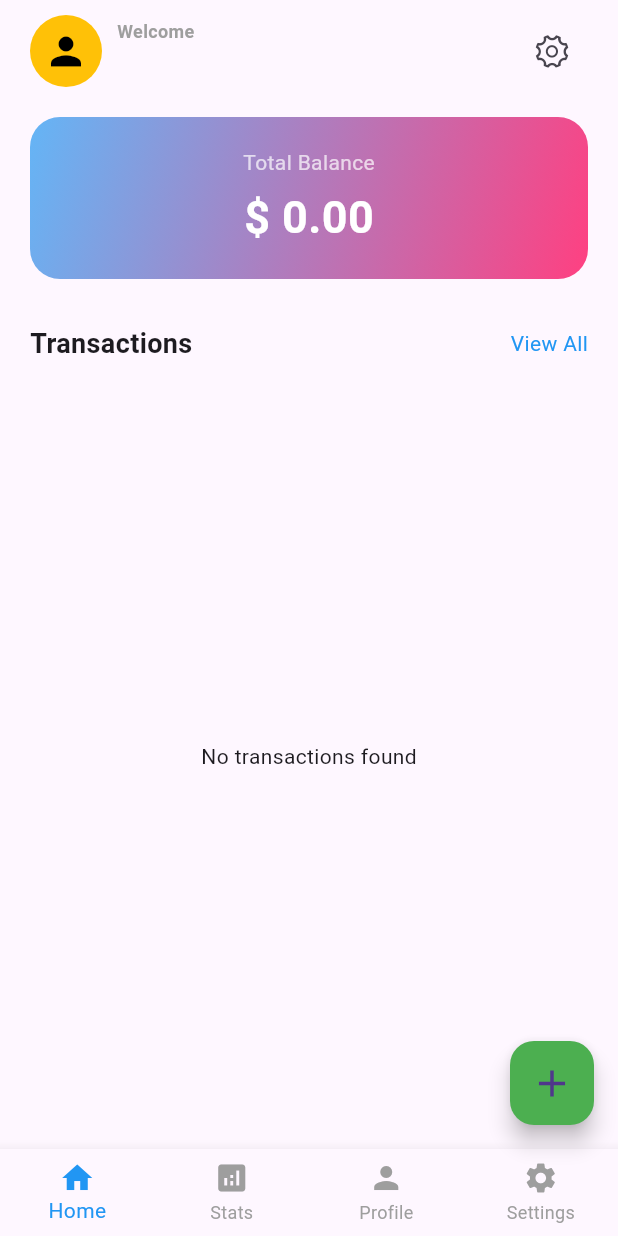
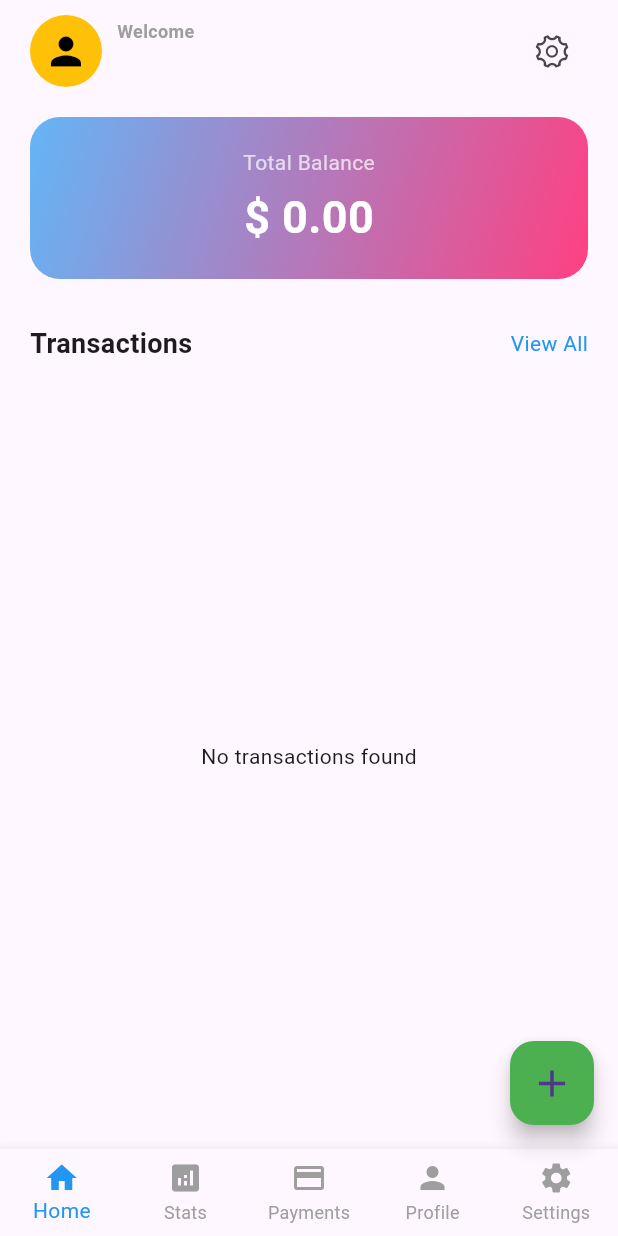
Before and after one commit to VeerPatel2004/finance_tracker, a Flutter app: the screen it shows once a user with an empty profile is signed in, on a phone screen of 412 x 824 dp. Run offline on Flutter 3.47's test engine with Material 3 defaults, Android fonts, the phone set to English and light mode, and no system bars; our stand-ins replace cloud_firestore, firebase_auth, firebase_core, fl_chart; accounts and stored records are empty.

```diff
--- a/lib/screens/dashboard/dashboard_screen.dart
+++ b/lib/screens/dashboard/dashboard_screen.dart
@@ -1,9 +1,10 @@
 import 'package:finance_tracker/screens/home/home_screen.dart';
-import 'package:finance_tracker/screens/Settings_Screen/settings_screen.dart';
 import 'package:finance_tracker/screens/Stats%20Screen/stats_screen.dart';
 import 'package:finance_tracker/screens/profile/profile_screen.dart';
+import 'package:finance_tracker/screens/Settings_Screen/settings_screen.dart';
+import 'package:finance_tracker/screens/payment/payment_screen.dart';
+import 'package:finance_tracker/data/services/add_transaction_screen.dart';
 import 'package:flutter/material.dart';
-import 'package:finance_tracker/data/services/add_transaction_screen.dart';
 
 class DashboardScreen extends StatefulWidget {
   @override
@@ -12,9 +13,11 @@ class DashboardScreen extends StatefulWidget {
 
 class _DashboardScreenState extends State<DashboardScreen> {
   int _selectedIndex = 0;
+
   final List<Widget> _screens = [
     HomeScreen(),
     StatsScreen(),
+    PaymentScreen(),
     ProfileScreen(),
     SettingsScreen(),
   ];
@@ -38,6 +41,10 @@ class _DashboardScreenState extends State<DashboardScreen> {
         items: const [
           BottomNavigationBarItem(icon: Icon(Icons.home), label: "Home"),
           BottomNavigationBarItem(icon: Icon(Icons.analytics), label: "Stats"),
+          BottomNavigationBarItem(
+            icon: Icon(Icons.payment),
+            label: "Payments",
+          ), // Payment Tab
           BottomNavigationBarItem(icon: Icon(Icons.person), label: "Profile"),
           BottomNavigationBarItem(
             icon: Icon(Icons.settings),
--- a/lib/screens/home/home_screen.dart
+++ b/lib/screens/home/home_screen.dart
@@ -1,4 +1,5 @@
 import 'package:cloud_firestore/cloud_firestore.dart';
+import 'package:finance_tracker/theme/Home_page/home_screen_theme.dart';
 import 'package:firebase_auth/firebase_auth.dart';
 import 'package:finance_tracker/data/services/transaction_service.dart';
 import 'package:finance_tracker/screens/profile/profile_screen.dart';
@@ -16,7 +17,7 @@ class HomeScreen extends StatelessWidget {
         padding: const EdgeInsets.symmetric(horizontal: 20, vertical: 10),
         child: Column(
           children: [
-            // User Info
+            // **User Info**
             Row(
               mainAxisAlignment: MainAxisAlignment.spaceBetween,
               children: [
@@ -33,19 +34,11 @@ class HomeScreen extends StatelessWidget {
                       children: [
                         const Text(
                           "Welcome",
-                          style: TextStyle(
-                            fontSize: 12,
-                            fontWeight: FontWeight.w600,
-                            color: Colors.grey,
-                          ),
+                          style: HomeScreenTheme.welcomeText,
                         ),
                         Text(
                           _auth.currentUser?.displayName ?? "User",
-                          style: const TextStyle(
-                            fontSize: 18,
-                            fontWeight: FontWeight.bold,
-                            color: Colors.black,
-                          ),
+                          style: HomeScreenTheme.userNameText,
                         ),
                       ],
                     ),
@@ -64,13 +57,11 @@ class HomeScreen extends StatelessWidget {
             ),
             const SizedBox(height: 20),
 
-            // Dynamic Balance Card
+            // **Balance Card**
             StreamBuilder(
               stream: transactionService.getTransactions(),
               builder: (context, AsyncSnapshot<QuerySnapshot> snapshot) {
-                if (!snapshot.hasData) {
-                  return _buildBalanceCard(0, 0, 0);
-                }
+                if (!snapshot.hasData) return _buildBalanceCard(0, 0, 0);
 
                 var transactions = snapshot.data!.docs;
                 double income = 0;
@@ -90,7 +81,7 @@ class HomeScreen extends StatelessWidget {
             ),
             const SizedBox(height: 30),
 
-            // Transactions Header
+            // **Transactions Header**
             Row(
               mainAxisAlignment: MainAxisAlignment.spaceBetween,
               children: [
@@ -109,19 +100,17 @@ class HomeScreen extends StatelessWidget {
             ),
             const SizedBox(height: 10),
 
-            // Transactions List
+            // **Transactions List**
             Expanded(
               child: StreamBuilder(
                 stream: transactionService.getTransactions(),
                 builder: (context, AsyncSnapshot<QuerySnapshot> snapshot) {
-                  if (!snapshot.hasData) {
+                  if (!snapshot.hasData)
                     return const Center(child: CircularProgressIndicator());
-                  }
 
                   var transactions = snapshot.data!.docs;
-                  if (transactions.isEmpty) {
+                  if (transactions.isEmpty)
                     return const Center(child: Text("No transactions found"));
-                  }
 
                   return ListView.builder(
                     itemCount: transactions.length,
@@ -140,10 +129,7 @@ class HomeScreen extends StatelessWidget {
                           horizontal: 15,
                           vertical: 10,
                         ),
-                        decoration: BoxDecoration(
-                          color: Colors.grey.shade100,
-                          borderRadius: BorderRadius.circular(15),
-                        ),
+                        decoration: HomeScreenTheme.transactionBoxDecoration,
                         child: Row(
                           children: [
                             CircleAvatar(
@@ -161,17 +147,12 @@ class HomeScreen extends StatelessWidget {
                               children: [
                                 Text(
                                   category,
-                                  style: const TextStyle(
-                                    fontSize: 16,
-                                    fontWeight: FontWeight.bold,
-                                  ),
+                                  style:
+                                      HomeScreenTheme.transactionCategoryText,
                                 ),
                                 Text(
                                   date,
-                                  style: const TextStyle(
-                                    fontSize: 12,
-                                    color: Colors.grey,
-                                  ),
+                                  style: HomeScreenTheme.transactionDateText,
                                 ),
                               ],
                             ),
@@ -180,10 +161,8 @@ class HomeScreen extends StatelessWidget {
                               amount >= 0
                                   ? "+\$${amount.toStringAsFixed(2)}"
                                   : "-\$${(-amount).toStringAsFixed(2)}",
-                              style: TextStyle(
-                                fontSize: 16,
-                                fontWeight: FontWeight.bold,
-                                color: amount >= 0 ? Colors.green : Colors.red,
+                              style: HomeScreenTheme.transactionAmountText(
+                                amount,
                               ),
                             ),
                           ],
@@ -200,19 +179,12 @@ class HomeScreen extends StatelessWidget {
     );
   }
 
-  /// **🔥 Balance Card**
+  /// **Balance Card**
   Widget _buildBalanceCard(double balance, double income, double expense) {
     return Container(
       width: double.infinity,
       padding: const EdgeInsets.all(20),
-      decoration: BoxDecoration(
-        gradient: const LinearGradient(
-          colors: [Color(0xFF64B5F6), Color(0xFFFF4081)],
-          begin: Alignment.topLeft,
-          end: Alignment.bottomRight,
-        ),
-        borderRadius: BorderRadius.circular(20),
-      ),
+      decoration: HomeScreenTheme.balanceCardDecoration,
       child: Column(
         crossAxisAlignment: CrossAxisAlignment.center,
         children: [
@@ -220,11 +192,7 @@ class HomeScreen extends StatelessWidget {
           const SizedBox(height: 5),
           Text(
             "\$ ${balance.toStringAsFixed(2)}",
-            style: const TextStyle(
-              fontSize: 30,
-              fontWeight: FontWeight.bold,
-              color: Colors.white,
-            ),
+            style: HomeScreenTheme.balanceText,
           ),
         ],
       ),
--- /dev/null
+++ b/lib/theme/Home_page/home_screen_theme.dart
@@ -0,0 +1,54 @@
+import 'package:flutter/material.dart';
+
+class HomeScreenTheme {
+  // User Info Text Style
+  static const TextStyle welcomeText = TextStyle(
+    fontSize: 12,
+    fontWeight: FontWeight.w600,
+    color: Colors.grey,
+  );
+
+  static const TextStyle userNameText = TextStyle(
+    fontSize: 18,
+    fontWeight: FontWeight.bold,
+    color: Colors.black,
+  );
+
+  // **Balance Card Style**
+  static BoxDecoration balanceCardDecoration = BoxDecoration(
+    gradient: const LinearGradient(
+      colors: [Color(0xFF64B5F6), Color(0xFFFF4081)],
+      begin: Alignment.topLeft,
+      end: Alignment.bottomRight,
+    ),
+    borderRadius: BorderRadius.circular(20),
+  );
+
+  static const TextStyle balanceText = TextStyle(
+    fontSize: 30,
+    fontWeight: FontWeight.bold,
+    color: Colors.white,
+  );
+
+  // **Transaction List Item**
+  static BoxDecoration transactionBoxDecoration = BoxDecoration(
+    color: Colors.grey.shade100,
+    borderRadius: BorderRadius.circular(15),
+  );
+
+  static const TextStyle transactionCategoryText = TextStyle(
+    fontSize: 16,
+    fontWeight: FontWeight.bold,
+  );
+
+  static const TextStyle transactionDateText = TextStyle(
+    fontSize: 12,
+    color: Colors.grey,
+  );
+
+  static TextStyle transactionAmountText(double amount) => TextStyle(
+    fontSize: 16,
+    fontWeight: FontWeight.bold,
+    color: amount >= 0 ? Colors.green : Colors.red,
+  );
+}
```
Also changed, not shown: lib/data/services/auth_service.dart (+7 -41 lines), lib/data/services/payment_service.dart (added, +53 -0 lines), lib/data/services/transaction_service.dart (+9 -47 lines), lib/screens/payment/payment_screen.dart (added, +111 -0 lines), lib/theme/payment_Page/payment_theme.dart (added, +33 -0 lines).
